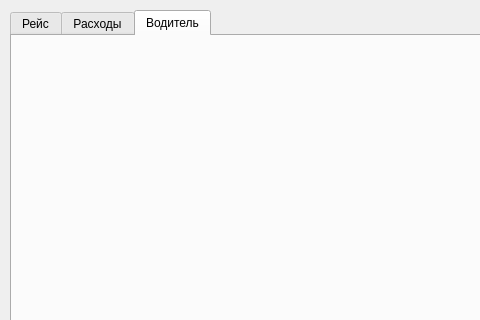
This is Design_load.ui in huntersn32/prog_car as Qt 5 draws it before an edit; both pictures show x 0 to 480 and y 0 to 320 of the 800 by 633 pixel window. The edited form follows.
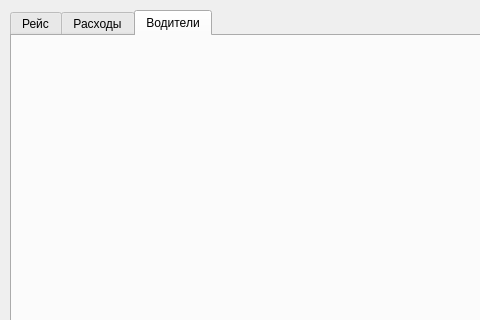
This is the edited form. The open tabs and pages were chosen to show the change. Icons and pictures are not drawn.

Commit message: мелкие доработки

```diff
--- a/Design_load.ui
+++ b/Design_load.ui
@@ -703,7 +703,7 @@
        <normaloff>icon/user.png</normaloff>icon/user.png</iconset>
      </attribute>
      <attribute name="title">
-      <string>Водитель</string>
+      <string>Водители</string>
      </attribute>
     </widget>
    </widget>
```
Left out of the diff: 2 changed lines with no effect on the pictures. The commit also changes 1 other file.
